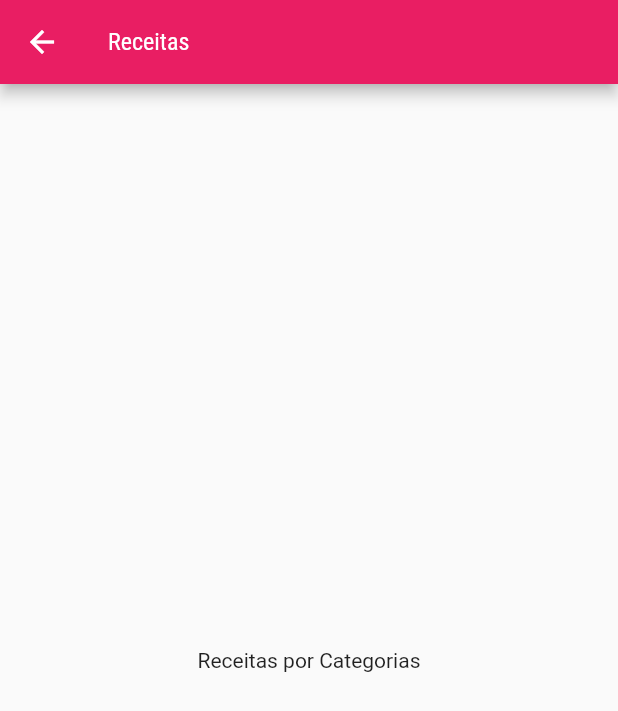
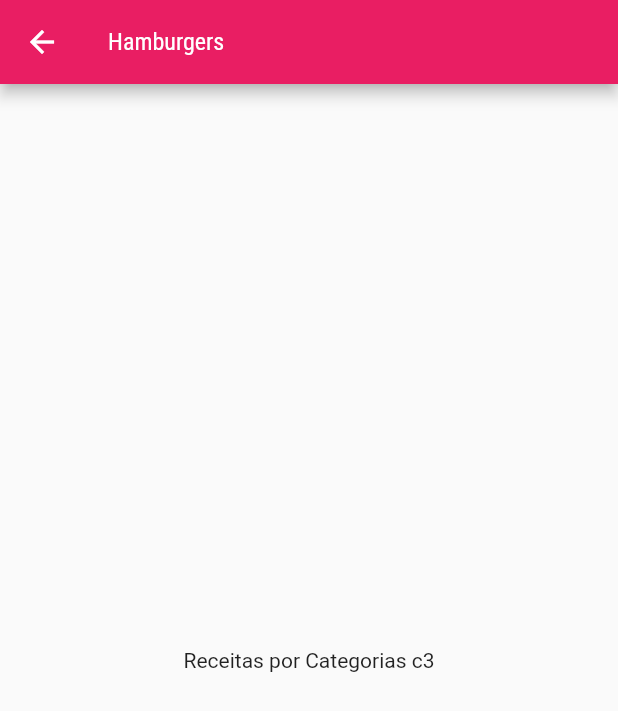
Before and after one commit to luwanhika/Multiplas-telas, a Flutter app: the screen it shows after launch, after a tap on "Hamburgers", on a phone screen of 412 x 824 dp. Shown: the top 711 px of the screen. Run offline on Flutter 3.47's test engine with Material 2 defaults, Android fonts, the phone set to English and light mode, and no system bars.

Commit message:
passando dados via contrutor

```diff
--- a/lib/components/category_item.dart
+++ b/lib/components/category_item.dart
@@ -12,7 +12,7 @@
     Navigator.of(context).push(
       MaterialPageRoute(
         builder: (_) {
-          return const CategoriesMealsScreen();
+          return CategoriesMealsScreen(category);
         },
       ),
     );
--- a/lib/screens/categories_meals_screen.dart
+++ b/lib/screens/categories_meals_screen.dart
@@ -1,16 +1,19 @@
 import 'package:flutter/material.dart';
 
+import '../models/category.dart';
+
 class CategoriesMealsScreen extends StatelessWidget {
-  const CategoriesMealsScreen({Key? key}) : super(key: key);
+  final Category category;
+  const CategoriesMealsScreen(this.category, {Key? key}) : super(key: key);
 
   @override
   Widget build(BuildContext context) {
     return Scaffold(
       appBar: AppBar(
-        title: const Text('Receitas'),
+        title: Text(category.title),
       ),
-      body: const Center(
-        child: Text('Receitas por Categorias'),
+      body: Center(
+        child: Text('Receitas por Categorias ${category.id}'),
       ),
     );
   }
```
